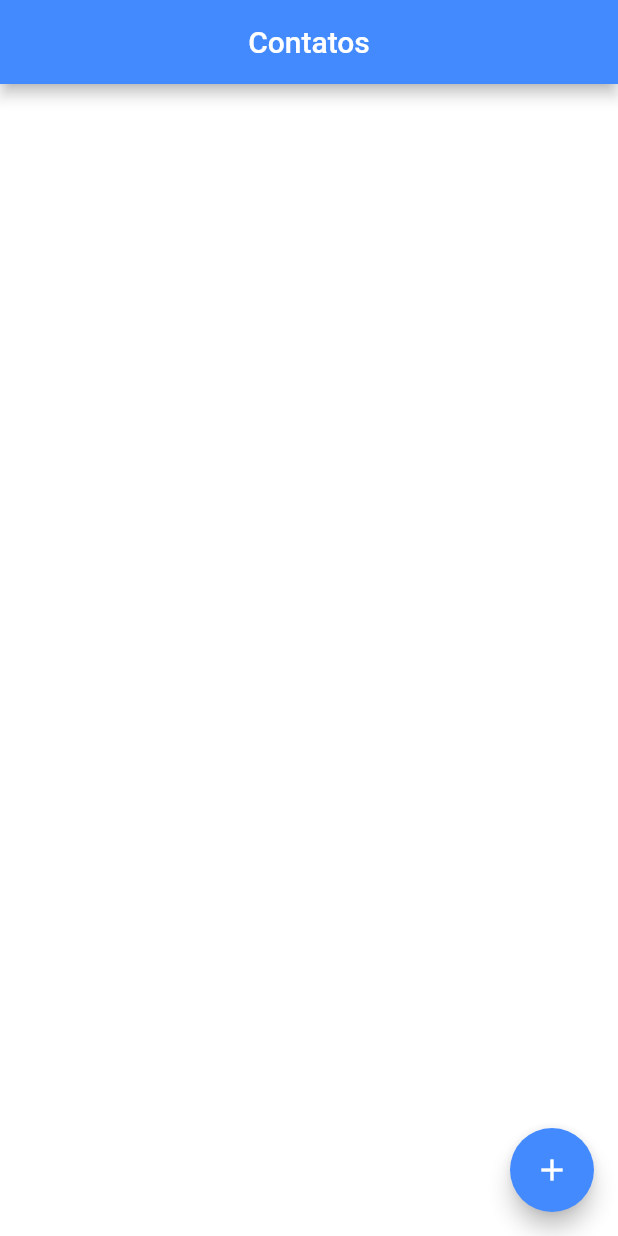
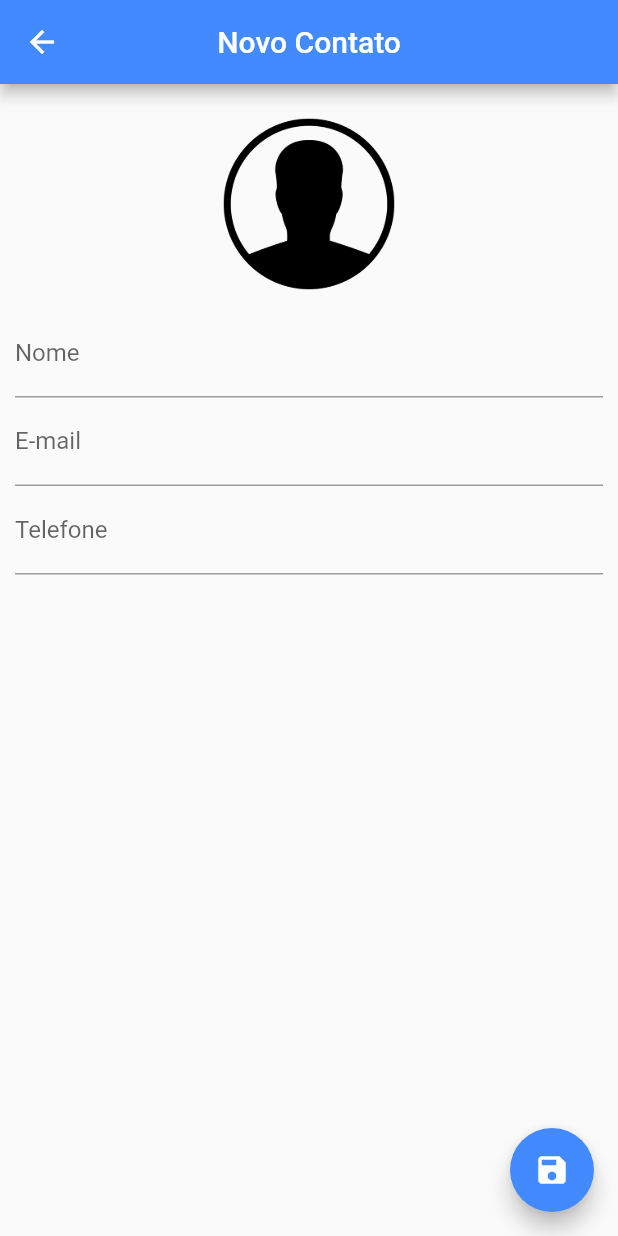
Before and after one commit to CodeAkio/contact_book, a Flutter app: the screen it shows after launch, after a tap on the "add" icon, on a phone screen of 412 x 824 dp. Run offline on Flutter 3.47's test engine with Material 2 defaults, Android fonts, the phone set to English and light mode, and no system bars; our stand-ins replace sqflite; accounts and stored records are empty.

Commit message:
Contact page

```diff
--- /dev/null
+++ b/lib/modules/contact/contact_page.dart
@@ -0,0 +1,120 @@
+import 'dart:io';
+
+import 'package:contact_book/shared/models/contact_model.dart';
+import 'package:flutter/material.dart';
+
+class ContactPage extends StatefulWidget {
+  final Contact? contact;
+
+  ContactPage({Key? key, this.contact}) : super(key: key);
+
+  @override
+  _ContactPageState createState() => _ContactPageState();
+}
+
+class _ContactPageState extends State<ContactPage> {
+  final _nameController = TextEditingController();
+  final _emailController = TextEditingController();
+  final _phoneController = TextEditingController();
+
+  final _nameFocus = FocusNode();
+
+  bool _userEdited = false;
+  Contact? _editedContact;
+
+  @override
+  void initState() {
+    super.initState();
+
+    if (widget.contact == null) {
+      _editedContact = Contact();
+    } else {
+      _editedContact = Contact.fromMap(widget.contact!.toMap());
+
+      _nameController.text = _editedContact!.name!;
+      _emailController.text = _editedContact!.email!;
+      _phoneController.text = _editedContact!.phone!;
+    }
+  }
+
+  @override
+  Widget build(BuildContext context) {
+    return Scaffold(
+      appBar: AppBar(
+        title: Text(_editedContact!.name ?? "Novo Contato"),
+        centerTitle: true,
+        backgroundColor: Colors.blueAccent,
+      ),
+      floatingActionButton: FloatingActionButton(
+        onPressed: () {
+          if (_editedContact!.name != null &&
+              _editedContact!.name!.isNotEmpty) {
+            Navigator.pop(context, _editedContact);
+          } else {
+            FocusScope.of(context).requestFocus(_nameFocus);
+          }
+        },
+        child: const Icon(Icons.save),
+        backgroundColor: Colors.blueAccent,
+      ),
+      body: SingleChildScrollView(
+        padding: const EdgeInsets.all(10),
+        child: Column(
+          children: [
+            GestureDetector(
+              child: Container(
+                width: 140,
+                height: 140,
+                decoration: BoxDecoration(
+                  shape: BoxShape.circle,
+                  image: DecorationImage(
+                      image: _editedContact!.image != null
+                          ? FileImage(File(_editedContact!.image!))
+                          : const AssetImage("assets/images/person.png")
+                              as ImageProvider,
+                      fit: BoxFit.cover),
+                ),
+              ),
+              onTap: () {},
+            ),
+            TextField(
+              controller: _nameController,
+              focusNode: _nameFocus,
+              decoration: const InputDecoration(
+                labelText: "Nome",
+              ),
+              onChanged: (text) {
+                _userEdited = true;
+
+                setState(() {
+                  _editedContact!.name = text;
+                });
+              },
+            ),
+            TextField(
+              controller: _emailController,
+              decoration: const InputDecoration(
+                labelText: "E-mail",
+              ),
+              onChanged: (text) {
+                _userEdited = true;
+                _editedContact!.email = text;
+              },
+              keyboardType: TextInputType.emailAddress,
+            ),
+            TextField(
+                controller: _phoneController,
+                decoration: const InputDecoration(
+                  labelText: "Telefone",
+                ),
+                onChanged: (text) {
+                  _userEdited = true;
+                  _editedContact!.phone = text;
+                },
+                keyboardType: TextInputType.phone),
+          ],
+        ),
+      ),
+    );
+  }
+}
--- a/lib/modules/home/home_page.dart
+++ b/lib/modules/home/home_page.dart
@@ -1,5 +1,6 @@
 import 'dart:io';
 
+import 'package:contact_book/modules/contact/contact_page.dart';
 import 'package:contact_book/shared/helpers/contact_helper.dart';
 import 'package:contact_book/shared/models/contact_model.dart';
 import 'package:flutter/material.dart';
@@ -16,15 +17,19 @@ class _HomePageState extends State<HomePage> {
 
   List<Contact> contacts = [];
 
-  @override
-  void initState() {
-    super.initState();
-
+  void _getAllContacts() {
     helper.getAllContacts().then((list) {
       setState(() {
         contacts = list;
       });
     });
+  }
+
+  @override
+  void initState() {
+    super.initState();
+
+    _getAllContacts();
   }
 
   @override
@@ -37,7 +42,9 @@ class _HomePageState extends State<HomePage> {
       ),
       backgroundColor: Colors.white,
       floatingActionButton: FloatingActionButton(
-        onPressed: () {},
+        onPressed: () {
+          _showContactPage();
+        },
         child: const Icon(Icons.add),
         backgroundColor: Colors.blueAccent,
       ),
@@ -62,8 +69,8 @@ class _HomePageState extends State<HomePage> {
                   shape: BoxShape.circle,
                   image: DecorationImage(
                       image: contacts[index].image != null
-                          ? FileImage(File(contacts[index].image))
-                          : const AssetImage("assets/image/person.png")
+                          ? FileImage(File(contacts[index].image!))
+                          : const AssetImage("assets/images/person.png")
                               as ImageProvider),
                 ),
               ),
@@ -73,14 +80,14 @@ class _HomePageState extends State<HomePage> {
                   crossAxisAlignment: CrossAxisAlignment.start,
                   children: [
                     Text(
-                      contacts[index].name,
+                      contacts[index].name ?? "",
                       style: const TextStyle(
                           fontSize: 22, fontWeight: FontWeight.bold),
                     ),
-                    Text(contacts[index].email,
+                    Text(contacts[index].email ?? "",
                         style: const TextStyle(
                             fontSize: 18, fontWeight: FontWeight.bold)),
-                    Text(contacts[index].phone,
+                    Text(contacts[index].phone ?? "",
                         style: const TextStyle(fontSize: 18)),
                   ],
                 ),
@@ -89,6 +96,28 @@ class _HomePageState extends State<HomePage> {
           ),
         ),
       ),
+      onTap: () {
+        _showContactPage(contact: contacts[index]);
+      },
     );
   }
+
+  void _showContactPage({Contact? contact}) async {
+    final recContact = await Navigator.push(
+        context,
+        MaterialPageRoute(
+            builder: (context) => ContactPage(
+                  contact: contact,
+                )));
+
+    if (recContact != null) {
+      if (contact != null) {
+        await helper.updateContact(recContact);
+      } else {
+        await helper.saveContact(recContact);
+      }
+
+      _getAllContacts();
+    }
+  }
 }
--- a/lib/shared/helpers/contact_helper.dart
+++ b/lib/shared/helpers/contact_helper.dart
@@ -9,7 +9,7 @@ class ContactHelper {
   static const String nameColumn = "name";
   static const String emailColumn = "email";
   static const String phoneColumn = "phone";
-  static const String imgColumn = "img";
+  static const String imageColumn = "image";
 
   static final ContactHelper _instance = ContactHelper.internal();
 
@@ -41,7 +41,7 @@ class ContactHelper {
             "$nameColumn VARCHAR, "
             "$emailColumn VARCHAR, "
             "$phoneColumn VARCHAR, "
-            "$imgColumn VARCHAR)");
+            "$imageColumn VARCHAR)");
       },
     );
   }
@@ -58,7 +58,7 @@ class ContactHelper {
     Database dbContact = await db;
 
     List<Map<String, dynamic>> maps = await dbContact.query(contactTable,
-        columns: [idColumn, nameColumn, emailColumn, phoneColumn, imgColumn],
+        columns: [idColumn, nameColumn, emailColumn, phoneColumn, imageColumn],
         where: "$idColumn = ?",
         whereArgs: [id]);
 
--- a/lib/shared/models/contact_model.dart
+++ b/lib/shared/models/contact_model.dart
@@ -1,24 +1,24 @@
 import 'dart:convert';
 
-const String idColumn = "idColumn";
-const String nameColumn = "nameColumn";
-const String emailColumn = "emailColumn";
-const String phoneColumn = "phoneColumn";
-const String imageColumn = "imageColumn";
+const String idColumn = "id";
+const String nameColumn = "name";
+const String emailColumn = "email";
+const String phoneColumn = "phone";
+const String imageColumn = "image";
 
 class Contact {
   int? id;
-  String name;
-  String email;
-  String phone;
-  String image;
+  String? name;
+  String? email;
+  String? phone;
+  String? image;
 
   Contact({
     this.id,
-    required this.name,
-    required this.email,
-    required this.phone,
-    required this.image,
+    this.name,
+    this.email,
+    this.phone,
+    this.image,
   });
 
   Contact copyWith({
```
Also changed, not shown: 3 other files.
